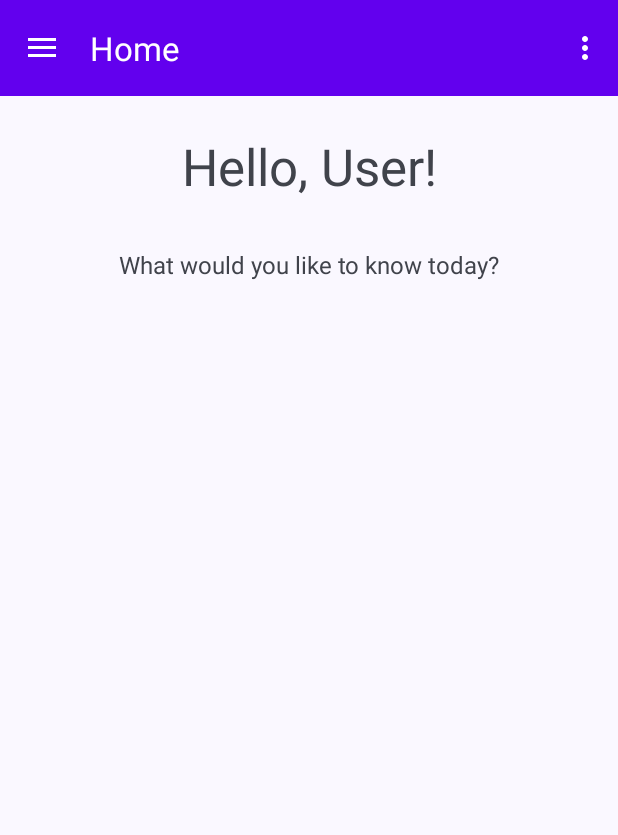
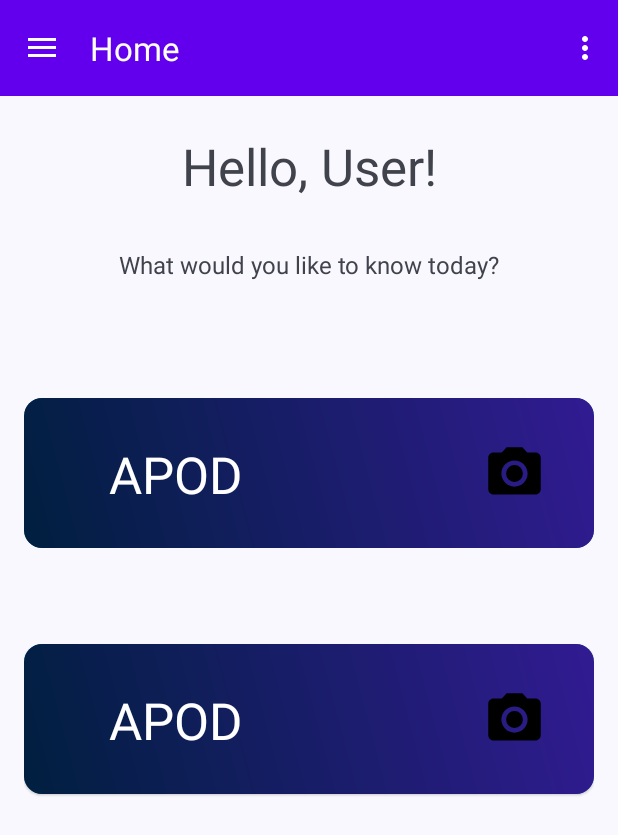
Before and after one commit to TMendes-lucca/DailyStuff, an Android app: the screen it shows after launch (MainActivity), on a phone screen of 412 x 824 dp. Shown: the top 835 px of the screen. Run offline under Robolectric (Android 15) with nearby library versions, the phone set to English and light mode, and no system bars; our stand-ins replace navigation-ui.

Commit message:
feat: changes in home menu
changes to start to develop the options for the user to select what he wants to do

```diff
--- a/app/src/main/java/com/example/dailystuff/MainActivity.kt
+++ b/app/src/main/java/com/example/dailystuff/MainActivity.kt
@@ -37,12 +37,6 @@ class MainActivity : AppCompatActivity() {
         )
         setupActionBarWithNavController(navController, appBarConfiguration)
         navView.setupWithNavController(navController)
-        navView.setBackgroundColor(resources.getColor(R.color.teal_200))
-        navView.menu.findItem(R.id.nav_home).setOnMenuItemClickListener {
-            // change the backgroudn color
-            navView.setBackgroundColor(resources.getColor(R.color.teal_700))
-            true
-        }
     }
 
     override fun onCreateOptionsMenu(menu: Menu): Boolean {
--- a/app/src/main/java/com/example/dailystuff/ui/home/HomeFragment.kt
+++ b/app/src/main/java/com/example/dailystuff/ui/home/HomeFragment.kt
@@ -28,12 +28,12 @@ class HomeFragment : Fragment() {
         _binding = FragmentHomeBinding.inflate(inflater, container, false)
         val root: View = binding.root
 
-        val textView: TextView = binding.textHomeWelcome
+        val textView: TextView = binding.homeTextWelcome
         homeViewModel.welcomeText.observe(viewLifecycleOwner) {
             textView.text = it
         }
         homeViewModel.whatWouldYouLikeText.observe(viewLifecycleOwner) {
-            binding.textHomeSubtext.text = it
+            binding.homeTextSubtext.text = it
         }
 
         return root
--- /dev/null
+++ b/app/src/main/res/drawable/gradient_apod.xml
@@ -0,0 +1,24 @@
+<?xml version="1.0" encoding="utf-8"?>
+<layer-list xmlns:android="http://schemas.android.com/apk/res/android">
+
+    <!-- Background shape with a gradient -->
+    <item>
+        <shape android:shape="rectangle">
+            <gradient
+                android:startColor="#001F3F"
+                android:endColor="#311B92"
+                android:type="linear"
+                android:angle="45" />
+        </shape>
+    </item>
+
+    <!-- Add any other items (e.g., stroke, corner radius) as needed -->
+    <item android:top="2dp">
+        <shape android:shape="rectangle">
+            <solid android:color="#00000000"/> <!-- Transparent color -->
+            <corners android:radius="8dp"/> <!-- Adjust the corner radius as needed -->
+            <!-- Stroke color (adjust as needed) -->
+        </shape>
+    </item>
+
+</layer-list>
--- a/app/src/main/res/layout/fragment_home.xml
+++ b/app/src/main/res/layout/fragment_home.xml
@@ -7,13 +7,13 @@
     tools:context=".ui.home.HomeFragment">
 
     <TextView
-        android:id="@+id/text_home_welcome"
+        android:id="@+id/home_text_welcome"
         android:layout_width="match_parent"
         android:layout_height="wrap_content"
         android:layout_marginStart="8dp"
-        android:text="@string/hello_user"
         android:layout_marginTop="24dp"
         android:layout_marginEnd="8dp"
+        android:text="@string/hello_user"
         android:textAlignment="center"
         android:textSize="34sp"
         app:layout_constraintEnd_toEndOf="parent"
@@ -22,13 +22,130 @@
         app:layout_constraintTop_toTopOf="parent" />
 
     <TextView
-        android:id="@+id/text_home_subtext"
+        android:id="@+id/home_text_subtext"
         android:layout_width="wrap_content"
         android:layout_height="wrap_content"
         android:layout_marginTop="32dp"
         android:text="@string/what_would_you_like_to_know"
         android:textSize="16sp"
-        app:layout_constraintEnd_toEndOf="@+id/text_home_welcome"
-        app:layout_constraintStart_toStartOf="@+id/text_home_welcome"
-        app:layout_constraintTop_toBottomOf="@+id/text_home_welcome" />
+        app:layout_constraintEnd_toEndOf="@+id/home_text_welcome"
+        app:layout_constraintStart_toStartOf="@+id/home_text_welcome"
+        app:layout_constraintTop_toBottomOf="@+id/home_text_welcome" />
+
+    <LinearLayout
+        android:id="@+id/home_linear_layout_categories"
+        android:layout_width="0dp"
+        android:layout_height="0dp"
+        android:layout_marginStart="16dp"
+        android:layout_marginTop="78dp"
+        android:layout_marginEnd="16dp"
+        android:layout_marginBottom="16dp"
+        android:orientation="vertical"
+        app:layout_constraintBottom_toBottomOf="parent"
+        app:layout_constraintEnd_toEndOf="parent"
+        app:layout_constraintHorizontal_bias="0.0"
+        app:layout_constraintStart_toStartOf="parent"
+        app:layout_constraintTop_toBottomOf="@+id/home_text_subtext"
+        app:layout_constraintVertical_bias="1.0">
+
+        <com.google.android.material.card.MaterialCardView
+            style="?attr/materialCardViewElevatedStyle"
+            android:layout_width="match_parent"
+            android:layout_height="100dp"
+            android:layout_marginBottom="64dp"
+            app:cardBackgroundColor="@color/teal_700">
+
+            <androidx.constraintlayout.widget.ConstraintLayout
+                android:layout_width="match_parent"
+                android:layout_height="match_parent">
+
+                <ImageView
+                    android:layout_width="match_parent"
+                    android:layout_height="match_parent"
+                    android:src="@drawable/gradient_apod"
+                    app:layout_constraintBottom_toBottomOf="parent"
+                    app:layout_constraintEnd_toEndOf="parent"
+                    app:layout_constraintStart_toStartOf="parent"
+                    app:layout_constraintTop_toTopOf="parent" />
+
+                <TextView
+                    android:layout_width="wrap_content"
+                    android:layout_height="wrap_content"
+                    android:layout_marginStart="24dp"
+                    android:text="APOD"
+                    android:textColor="@color/white"
+                    android:textSize="34sp"
+                    app:layout_constraintBottom_toBottomOf="parent"
+                    app:layout_constraintEnd_toStartOf="@+id/imageView2"
+                    app:layout_constraintHorizontal_bias="0.169"
+                    app:layout_constraintStart_toStartOf="parent"
+                    app:layout_constraintTop_toTopOf="parent"
+                    app:layout_constraintVertical_bias="0.509" />
+
+                <ImageView
+                    android:id="@+id/imageView2"
+                    android:layout_width="42dp"
+                    android:layout_height="42dp"
+                    android:layout_marginEnd="32dp"
+                    android:src="@drawable/ic_menu_camera"
+                    app:layout_constraintBottom_toBottomOf="parent"
+                    app:layout_constraintEnd_toEndOf="parent"
+                    app:layout_constraintTop_toTopOf="parent" />
+
+            </androidx.constraintlayout.widget.ConstraintLayout>
+
+
+        </com.google.android.material.card.MaterialCardView>
+
+        <com.google.android.material.card.MaterialCardView
+            style="?attr/materialCardViewElevatedStyle"
+            android:layout_width="match_parent"
+            android:layout_height="100dp"
+            android:layout_marginBottom="64dp"
+            app:cardBackgroundColor="@color/teal_700">
+
+            <androidx.constraintlayout.widget.ConstraintLayout
+                android:layout_width="match_parent"
+                android:layout_height="match_parent">
+
+                <ImageView
+                    android:layout_width="match_parent"
+                    android:layout_height="match_parent"
+                    android:src="@drawable/gradient_apod"
+                    app:layout_constraintBottom_toBottomOf="parent"
+                    app:layout_constraintEnd_toEndOf="parent"
+                    app:layout_constraintStart_toStartOf="parent"
+                    app:layout_constraintTop_toTopOf="parent" />
+
+                <TextView
+                    android:layout_width="wrap_content"
+                    android:layout_height="wrap_content"
+                    android:layout_marginStart="24dp"
+                    android:text="APOD"
+                    android:textColor="@color/white"
+                    android:textSize="34sp"
+                    app:layout_constraintBottom_toBottomOf="parent"
+                    app:layout_constraintEnd_toStartOf="@+id/home_icon_camera"
+                    app:layout_constraintHorizontal_bias="0.169"
+                    app:layout_constraintStart_toStartOf="parent"
+                    app:layout_constraintTop_toTopOf="parent"
+                    app:layout_constraintVertical_bias="0.509" />
+
+                <ImageView
+                    android:id="@+id/home_icon_camera"
+                    android:layout_width="42dp"
+                    android:layout_height="42dp"
+                    android:layout_marginEnd="32dp"
+                    android:src="@drawable/ic_menu_camera"
+                    app:layout_constraintBottom_toBottomOf="parent"
+                    app:layout_constraintEnd_toEndOf="parent"
+                    app:layout_constraintTop_toTopOf="parent" />
+
+            </androidx.constraintlayout.widget.ConstraintLayout>
+
+
+        </com.google.android.material.card.MaterialCardView>
+    </LinearLayout>
+
+
 </androidx.constraintlayout.widget.ConstraintLayout>
```
